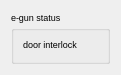
Qt form src/widgets/ui/eGunHV.ui (srgblnch/LinacGUI) before a commit.
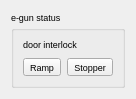
The same form after that commit. Custom widgets are drawn as their Qt base class.

Commit message: split the gui for the ramping configurations to a single dock widget for each of them (placing a launcher as a tool button in the popups where the setpoint has relation). Do a similar thing, a dock widget for the new feature of the autostopper of the GUN_HV_I.

The edit to the form file:
```diff
--- a/src/widgets/ui/eGunHV.ui
+++ b/src/widgets/ui/eGunHV.ui
@@ -7,7 +7,7 @@
     <x>0</x>
     <y>0</y>
     <width>109</width>
-    <height>55</height>
+    <height>78</height>
    </rect>
   </property>
   <property name="windowTitle">
@@ -26,13 +26,15 @@
      </property>
      <layout class="QGridLayout" name="gridLayout_2">
       <item row="0" column="0">
+       <layout class="QHBoxLayout" name="horizontalLayout">
+        <item>
        <widget class="QLabel" name="doorInterlockLabel">
         <property name="text">
          <string>door interlock</string>
         </property>
        </widget>
       </item>
-      <item row="0" column="1">
+        <item>
        <widget class="TaurusLed" name="doorInterlockLed">
         <property name="minimumSize">
          <size>
@@ -49,17 +51,31 @@
        </widget>
       </item>
      </layout>
+      </item>
+      <item row="1" column="0">
+       <layout class="QHBoxLayout" name="horizontalLayout_2">
+        <item>
+         <widget class="QToolButton" name="RampConfigurator">
+          <property name="text">
+           <string>Ramp</string>
+          </property>
+         </widget>
+        </item>
+        <item>
+         <widget class="QToolButton" name="AutoStopConfiguration">
+          <property name="text">
+           <string>Stopper</string>
+          </property>
+         </widget>
+        </item>
+       </layout>
+      </item>
+     </layout>
     </widget>
    </item>
   </layout>
  </widget>
  <customwidgets>
-  <customwidget>
-   <class>TaurusWidget</class>
-   <extends>QWidget</extends>
-   <header>taurus.qt.qtgui.container</header>
-   <container>1</container>
-  </customwidget>
   <customwidget>
    <class>TaurusLed</class>
    <extends>QLed</extends>
@@ -70,17 +86,23 @@
    <extends>QPixmapWidget</extends>
    <header>taurus.qt.qtgui.display</header>
   </customwidget>
+  <customwidget>
+   <class>QPixmapWidget</class>
+   <extends>QWidget</extends>
+   <header>taurus.qt.qtgui.display</header>
+  </customwidget>
+  <customwidget>
+   <class>TaurusWidget</class>
+   <extends>QWidget</extends>
+   <header>taurus.qt.qtgui.container</header>
+   <container>1</container>
+  </customwidget>
   <customwidget>
    <class>TaurusGroupBox</class>
    <extends>QGroupBox</extends>
    <header>taurus.qt.qtgui.container</header>
    <container>1</container>
   </customwidget>
-  <customwidget>
-   <class>QPixmapWidget</class>
-   <extends>QWidget</extends>
-   <header>taurus.qt.qtgui.display</header>
-  </customwidget>
  </customwidgets>
  <resources/>
  <connections/>
```
Lines whose indentation alone changed are shown as unchanged. The commit also changes 11 other files.
